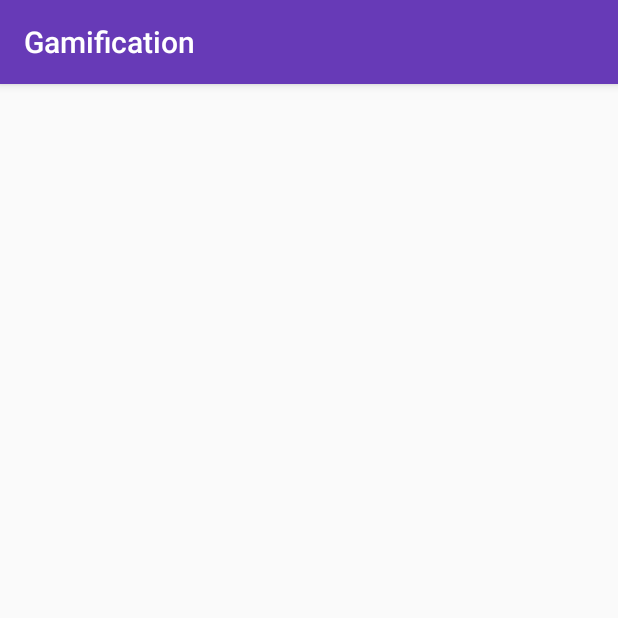
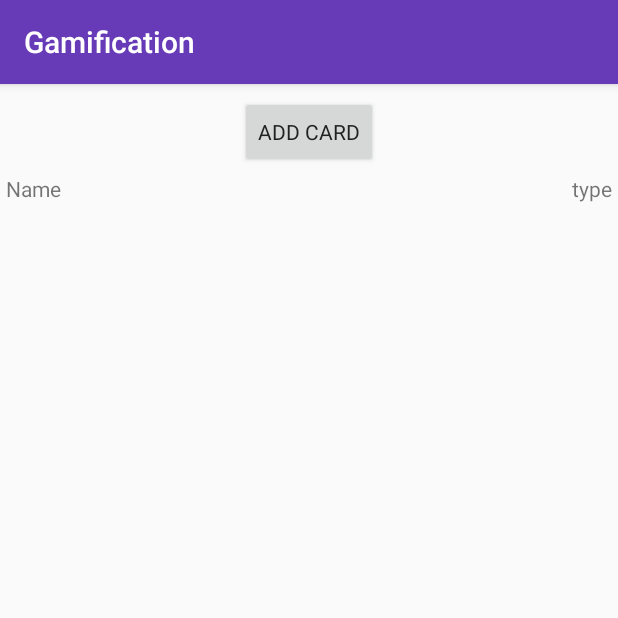
Before and after one commit to amiroslaw/Gamification-android, an Android app: the CardEditorActivity screen opened directly, with no data from a screen before it, on a phone screen of 412 x 824 dp, the top half of it. Run offline under Robolectric (Android 15) with nearby library versions, the phone set to English and light mode, and no system bars; our stand-ins replace ButterKnife; libraries missing offline, so code that uses them is left out: com.j256.ormlite; 7 statements that could not run were skipped.

Commit message:
added recycler to card editor, duplicating and deleting card

```diff
--- a/app/src/main/java/xyz/miroslaw/gamification_android/cardEditor/CardEditorActivity.java
+++ b/app/src/main/java/xyz/miroslaw/gamification_android/cardEditor/CardEditorActivity.java
@@ -1,15 +1,28 @@
 package xyz.miroslaw.gamification_android.cardEditor;
 
+import android.os.Bundle;
+import android.support.v4.app.FragmentManager;
+import android.support.v4.app.FragmentTransaction;
 import android.support.v7.app.AppCompatActivity;
-import android.os.Bundle;
 
 import xyz.miroslaw.gamification_android.R;
 
 public class CardEditorActivity extends AppCompatActivity {
+    private FragmentManager manager;
+    CardEditorFragment fragment;
 
     @Override
     protected void onCreate(Bundle savedInstanceState) {
         super.onCreate(savedInstanceState);
         setContentView(R.layout.activity_card_editior);
+
+        manager = this.getSupportFragmentManager();
+        fragment = (CardEditorFragment) manager.findFragmentById(R.id.fragment_cardEditor);
+        if (fragment == null) {
+            fragment = CardEditorFragment.newInstance();
+        }
+        FragmentTransaction transaction = manager.beginTransaction();
+        transaction.replace(R.id.fragment_cardEditor, fragment, fragment.getTag());
+        transaction.commit();
     }
 }
--- a/app/src/main/java/xyz/miroslaw/gamification_android/cardEditor/CardEditorContract.java
+++ b/app/src/main/java/xyz/miroslaw/gamification_android/cardEditor/CardEditorContract.java
@@ -1,8 +1,24 @@
 package xyz.miroslaw.gamification_android.cardEditor;
 
-/**
- * Created by miro on 13.06.17.
- */
+
+import java.util.List;
+
+import xyz.miroslaw.gamification_android.BasePresenter;
+import xyz.miroslaw.gamification_android.BaseView;
+import xyz.miroslaw.gamification_android.viewUtils.Item;
 
 public interface CardEditorContract {
+
+    interface View extends BaseView<Presenter> {
+
+    }
+
+    interface Presenter extends BasePresenter {
+
+        List<Item> getAdapterItems(int deckID);
+
+        void deleteCard(int cardPosition);
+
+        void duplicateCard(int cardPosition);
+    }
 }
--- a/app/src/main/java/xyz/miroslaw/gamification_android/cardEditor/CardEditorFragment.java
+++ b/app/src/main/java/xyz/miroslaw/gamification_android/cardEditor/CardEditorFragment.java
@@ -1,109 +1,204 @@
 package xyz.miroslaw.gamification_android.cardEditor;
 
-import android.content.Context;
-import android.net.Uri;
 import android.os.Bundle;
 import android.support.v4.app.Fragment;
+import android.support.v4.app.FragmentTransaction;
+import android.support.v7.widget.DefaultItemAnimator;
+import android.support.v7.widget.LinearLayoutManager;
+import android.support.v7.widget.RecyclerView;
+import android.view.ActionMode;
 import android.view.LayoutInflater;
+import android.view.Menu;
+import android.view.MenuInflater;
+import android.view.MenuItem;
 import android.view.View;
 import android.view.ViewGroup;
+import android.widget.Button;
+import android.widget.RelativeLayout;
+import android.widget.TextView;
+import android.widget.Toast;
 
+import java.util.List;
+
+import butterknife.BindView;
+import butterknife.ButterKnife;
+import butterknife.OnClick;
 import xyz.miroslaw.gamification_android.R;
+import xyz.miroslaw.gamification_android.createDeck.CreateCardFragment;
+import xyz.miroslaw.gamification_android.deckManager.DeckManagerFragment;
+import xyz.miroslaw.gamification_android.viewUtils.ClickListener;
+import xyz.miroslaw.gamification_android.viewUtils.Item;
+import xyz.miroslaw.gamification_android.viewUtils.ListAdapter;
+import xyz.miroslaw.gamification_android.viewUtils.RecyclerTouchListener;
 
-/**
- * A simple {@link Fragment} subclass.
- * Activities that contain this fragment must implement the
- * {@link CardEditorFragment.OnFragmentInteractionListener} interface
- * to handle interaction events.
- * Use the {@link CardEditorFragment#newInstance} factory method to
- * create an instance of this fragment.
- */
-public class CardEditorFragment extends Fragment {
-    // TODO: Rename parameter arguments, choose names that match
-    // the fragment initialization parameters, e.g. ARG_ITEM_NUMBER
-    private static final String ARG_PARAM1 = "param1";
-    private static final String ARG_PARAM2 = "param2";
+import static android.os.Build.ID;
 
-    // TODO: Rename and change types of parameters
-    private String mParam1;
-    private String mParam2;
 
-    private OnFragmentInteractionListener mListener;
+public class CardEditorFragment extends Fragment implements CardEditorContract.View, View.OnLongClickListener, ActionMode.Callback {
+
+    private CardEditorContract.Presenter presenter;
+    private static final String DECK_ID = ID;
+    private final String TAG = "myDebug " + getClass().getSimpleName();
+
+    @BindView(R.id.rv_cardsList)
+    RecyclerView recyclerView;
+    @BindView(R.id.btn_list_add)
+    Button btnAddDeck;
+    @BindView(R.id.rl_list_headerRow)
+    RelativeLayout rlHeader;
+    @BindView(R.id.txt_listCol_number)
+    TextView txtNumberCol;
+    private int deckID;
+    ActionMode actionMode;
+    private ListAdapter listAdapter;
+    private int cardPosition;
 
     public CardEditorFragment() {
         // Required empty public constructor
     }
 
-    /**
-     * Use this factory method to create a new instance of
-     * this fragment using the provided parameters.
-     *
-     * @param param1 Parameter 1.
-     * @param param2 Parameter 2.
-     * @return A new instance of fragment CardEditorFragment.
-     */
-    // TODO: Rename and change types and number of parameters
-    public static CardEditorFragment newInstance(String param1, String param2) {
-        CardEditorFragment fragment = new CardEditorFragment();
-        Bundle args = new Bundle();
-        args.putString(ARG_PARAM1, param1);
-        args.putString(ARG_PARAM2, param2);
-        fragment.setArguments(args);
-        return fragment;
+    public static CardEditorFragment newInstance() {
+        return new CardEditorFragment();
     }
 
     @Override
     public void onCreate(Bundle savedInstanceState) {
         super.onCreate(savedInstanceState);
-        if (getArguments() != null) {
-            mParam1 = getArguments().getString(ARG_PARAM1);
-            mParam2 = getArguments().getString(ARG_PARAM2);
-        }
+        this.setRetainInstance(true);
     }
 
     @Override
     public View onCreateView(LayoutInflater inflater, ViewGroup container,
                              Bundle savedInstanceState) {
-        // Inflate the layout for this fragment
-        return inflater.inflate(R.layout.fragment_card_editor, container, false);
+        if (presenter == null) {
+            presenter = new CardEditorPresenter(this, getContext());
+        }
+        View view = inflater.inflate(R.layout.fragment_card_editor, container, false);
+        ButterKnife.bind(this, view);
+
+        deckID = getDeckIdFromBundle();
+        makeToast(String.valueOf(deckID));
+        txtNumberCol.setText(getResources().getString(R.string.cardList_type));
+        btnAddDeck.setText(R.string.cardEditor_addCard);
+        createRecyclerview();
+        return view;
     }
 
-    // TODO: Rename method, update argument and hook method into UI event
-    public void onButtonPressed(Uri uri) {
-        if (mListener != null) {
-            mListener.onFragmentInteraction(uri);
+    private int getDeckIdFromBundle() {
+        Bundle extras = getActivity().getIntent().getExtras();
+        int id;
+        if (extras != null) {
+            id = extras.getInt(DeckManagerFragment.DECK_ID);
+        } else throw new IllegalArgumentException("extras is null");
+        return id;
+    }
+    private void createRecyclerview() {
+
+        final List<Item> adapterItems = presenter.getAdapterItems(deckID);
+        listAdapter = new ListAdapter(adapterItems);
+        RecyclerView.LayoutManager mLayoutManager = new LinearLayoutManager(getContext().getApplicationContext());
+        recyclerView.setLayoutManager(mLayoutManager);
+        recyclerView.setItemAnimator(new DefaultItemAnimator());
+        recyclerView.setAdapter(listAdapter);
+        recyclerView.addOnItemTouchListener(new RecyclerTouchListener(getContext().getApplicationContext(), recyclerView, new ClickListener() {
+            @Override
+            public void onClick(View view, int position) {
+                showCardEditor(adapterItems.get(position).getId());
+            }
+
+            @Override
+            public void onLongClick(View view, int position) {
+                //TODO presenter with position
+//                deckPosition = adapterItems.get(position).getId();
+                cardPosition = position;
+                CardEditorFragment.this.onLongClick(view);
+            }
+        }));
+    }
+
+    private void showCardEditor(int id) {
+    }
+
+    @Override
+    public boolean onLongClick(View view) {
+        if (actionMode != null) {
+            return false;
+        }
+        actionMode = getActivity().startActionMode(this);
+        view.setSelected(true);
+        return true;
+    }
+
+    // 4. Called when the action mode is created; startActionMode() was called
+    @Override
+    public boolean onCreateActionMode(ActionMode mode, Menu menu) {
+        MenuInflater inflater = mode.getMenuInflater();
+        inflater.inflate(R.menu.deckmanager_menu, menu);
+        return true;
+    }
+
+    @Override
+    public boolean onActionItemClicked(ActionMode mode, MenuItem item) {
+        switch (item.getItemId()) {
+            case R.id.item_delete:
+                //TODO presenter and update data
+                presenter.deleteCard(cardPosition);
+//                createRecyclerview();
+                listAdapter.remove(cardPosition);
+                mode.finish();
+                return true;
+            case R.id.item_duplicate:
+                presenter.duplicateCard(cardPosition);
+                listAdapter.duplicate(cardPosition);
+                mode.finish();
+                return true;
+            default:
+                return false;
         }
     }
 
+    // 6. Called each time the action mode is shown. Always called after onCreateActionMode, but
+    // may be called multiple times if the mode is invalidated.
     @Override
-    public void onAttach(Context context) {
-        super.onAttach(context);
-        if (context instanceof OnFragmentInteractionListener) {
-            mListener = (OnFragmentInteractionListener) context;
-        } else {
-            throw new RuntimeException(context.toString()
-                    + " must implement OnFragmentInteractionListener");
-        }
+    public boolean onPrepareActionMode(ActionMode mode, Menu menu) {
+        return false; // Return false if nothing is done
+    }
+    // 7. Called when the user exits the action mode
+    @Override
+    public void onDestroyActionMode(ActionMode mode) {
+        actionMode = null;
+    }
+
+
+    @OnClick(R.id.btn_list_add)
+    void onAddCard(){
+        Fragment newFragment = new CreateCardFragment();
+
+        View view = newFragment.inflate(R.layout.fragment_create_card, container, false);
+
+        FragmentTransaction transaction = getFragmentManager().beginTransaction();
+
+// Replace whatever is in the fragment_container view with this fragment,
+// and add the transaction to the back stack if needed
+        transaction.replace(R.id.fragment_cardEditor, newFragment);
+        transaction.addToBackStack(null);
+
+
+// Commit the transaction
+        transaction.commit();
+    }
+    @Override
+    public void setPresenter(CardEditorContract.Presenter presenter) {
+        this.presenter = presenter;
     }
 
     @Override
     public void onDetach() {
         super.onDetach();
-        mListener = null;
     }
 
-    /**
-     * This interface must be implemented by activities that contain this
-     * fragment to allow an interaction in this fragment to be communicated
-     * to the activity and potentially other fragments contained in that
-     * activity.
-     * <p>
-     * See the Android Training lesson <a href=
-     * "http://developer.android.com/training/basics/fragments/communicating.html"
-     * >Communicating with Other Fragments</a> for more information.
-     */
-    public interface OnFragmentInteractionListener {
-        // TODO: Update argument type and name
-        void onFragmentInteraction(Uri uri);
+    @Override
+    public void makeToast(String message) {
+        Toast.makeText(getActivity(), message, Toast.LENGTH_SHORT).show();
     }
 }
--- a/app/src/main/java/xyz/miroslaw/gamification_android/cardEditor/CardEditorPresenter.java
+++ b/app/src/main/java/xyz/miroslaw/gamification_android/cardEditor/CardEditorPresenter.java
@@ -1,8 +1,48 @@
 package xyz.miroslaw.gamification_android.cardEditor;
 
-/**
- * Created by miro on 13.06.17.
- */
 
-public class CardEditorPresenter {
+import android.content.Context;
+
+import java.util.ArrayList;
+import java.util.List;
+
+import xyz.miroslaw.gamification_android.database.dao.CardDao;
+import xyz.miroslaw.gamification_android.model.Card;
+import xyz.miroslaw.gamification_android.viewUtils.Item;
+
+public class CardEditorPresenter implements CardEditorContract.Presenter{
+
+    private CardEditorContract.View view;
+    private CardDao cardDao;
+    private List<Card> cardList;
+    public CardEditorPresenter(CardEditorContract.View view, Context context) {
+        this.view = view;
+        view.setPresenter(this);
+        cardDao = new CardDao(context);
+    }
+
+    @Override
+    public List<Item> getAdapterItems(int deckID) {
+        cardList = cardDao.findAllFromDeck(deckID);
+        List<Item> items = new ArrayList<>();
+        for (Card card : cardList) {
+            items.add(new Item(card.getId(), card.getTitle(), card.getType().toString()));
+        }
+        return items;
+    }
+
+    @Override
+    public void deleteCard(int position) {
+        Card deleted = cardList.get(position);
+        cardDao.delete(deleted);
+        cardList.remove(position);
+    }
+
+    @Override
+    public void duplicateCard(int position) {
+        Card original = cardDao.findById(cardList.get(position).getId());
+        Card newCard = new Card(original);
+        cardList.add(newCard);
+        cardDao.create(newCard);
+    }
 }
--- a/app/src/main/java/xyz/miroslaw/gamification_android/database/dao/CardDao.java
+++ b/app/src/main/java/xyz/miroslaw/gamification_android/database/dao/CardDao.java
@@ -4,6 +4,7 @@ import android.content.Context;
 
 import com.j256.ormlite.dao.GenericRawResults;
 import com.j256.ormlite.stmt.DeleteBuilder;
+import com.j256.ormlite.stmt.QueryBuilder;
 
 import java.sql.SQLException;
 import java.util.List;
@@ -87,7 +88,17 @@ public class CardDao implements CommonDao {
         }
         return cards;
     }
-
+    public List<Card> findAllFromDeck(int deckID) {
+        List<Card> cards = null;
+        try {
+            QueryBuilder<Card, Integer> queryBuilder = dbHelper.getCardDao().queryBuilder();
+            queryBuilder.where().eq("deck_id", deckID);
+            cards = queryBuilder.query();
+        } catch (SQLException e) {
+            e.printStackTrace();
+        }
+        return cards;
+    }
     public int countMediumRewards(int id) throws SQLException {
         GenericRawResults<String[]> where = dbHelper.getCardDao().queryRaw("SELECT COUNT(*) FROM card WHERE type = 2 AND deck_id =" + id);
         int result = Integer.parseInt(where.getFirstResult()[0]);
--- a/app/src/main/java/xyz/miroslaw/gamification_android/database/dao/CommonDao.java
+++ b/app/src/main/java/xyz/miroslaw/gamification_android/database/dao/CommonDao.java
@@ -6,15 +6,15 @@ import xyz.miroslaw.gamification_android.model.BaseModel;
 
 public interface CommonDao {
 
-    public void create(BaseModel baseModel);
-    public void update(BaseModel baseModel);
-    public void delete(BaseModel baseModel);
-    public void createOrUpdate(BaseModel baseModel);
+    void create(BaseModel baseModel);
+    void update(BaseModel baseModel);
+    void delete(BaseModel baseModel);
+    void createOrUpdate(BaseModel baseModel);
 
     void deleteById(int id);
 
-    public BaseModel findById(int id);
-    public List<?> findAll();
-    public int countAll();
+    BaseModel findById(int id);
+    List<?> findAll();
+    int countAll();
 
 }
--- a/app/src/main/java/xyz/miroslaw/gamification_android/deckManager/DeckManagerPresenter.java
+++ b/app/src/main/java/xyz/miroslaw/gamification_android/deckManager/DeckManagerPresenter.java
@@ -34,7 +34,7 @@ public class DeckManagerPresenter implements DeckManagerContract.Presenter {
         Log.d(TAG, "getAdapterItems: size " + decksList.size());
         List<Item> items = new ArrayList<>();
         for (Deck deck : decksList) {
-            items.add(new Item(deck.getId(), deck.getDeckName(), deck.getCards().size()));
+            items.add(new Item(deck.getId(), deck.getDeckName(), Integer.toString(deck.getCards().size())));
         }
         return items;
     }
--- a/app/src/main/java/xyz/miroslaw/gamification_android/viewUtils/Item.java
+++ b/app/src/main/java/xyz/miroslaw/gamification_android/viewUtils/Item.java
@@ -7,10 +7,10 @@ import lombok.Data;
 public class Item {
 
     private int id;
-    private int number;
+    private String number;
     private String name;
 
-    public Item(int id, String name, int number) {
+    public Item(int id, String name, String number) {
         this.number = number;
         this.name = name;
         this.id = id;
--- a/app/src/main/res/layout/activity_card_editior.xml
+++ b/app/src/main/res/layout/activity_card_editior.xml
@@ -5,5 +5,9 @@
     android:layout_width="match_parent"
     android:layout_height="match_parent"
     tools:context="xyz.miroslaw.gamification_android.cardEditor.CardEditorActivity">
-
+    <FrameLayout
+        android:id="@+id/fragment_cardEditor"
+        android:layout_width="match_parent"
+        android:layout_height="wrap_content"
+        />
 </android.support.constraint.ConstraintLayout>
--- a/app/src/main/res/layout/fragment_card_editor.xml
+++ b/app/src/main/res/layout/fragment_card_editor.xml
@@ -1,13 +1,49 @@
-<FrameLayout xmlns:android="http://schemas.android.com/apk/res/android"
+<LinearLayout xmlns:android="http://schemas.android.com/apk/res/android"
     xmlns:tools="http://schemas.android.com/tools"
     android:layout_width="match_parent"
     android:layout_height="match_parent"
-    tools:context="xyz.miroslaw.gamification_android.cardEditor.CardEditorFragment">
+    android:gravity="center_horizontal"
+    android:orientation="vertical"
+    tools:context="xyz.miroslaw.gamification_android.cardEditor.CardEditorFragment"
+    >
+    <Button
+        android:id="@+id/btn_list_add"
+        android:layout_width="wrap_content"
+        android:layout_height="wrap_content"
+        android:layout_marginTop="8dp"
+        android:textAlignment="center"
+        />
+    <RelativeLayout
+        android:id="@+id/rl_list_headerRow"
+        android:layout_width="wrap_content"
+        android:layout_height="wrap_content">
+        <TextView android:id="@+id/txt_listCol_name"
+            android:layout_width="wrap_content"
+            android:layout_height="wrap_content"
+            android:layout_alignParentStart="true"
+            android:paddingLeft="4dp"
+            android:paddingRight="4dp"
+            android:paddingTop="4dp"
+            android:layout_toStartOf="@+id/txt_listCol_number"
+            android:text="@string/all_name"/>
 
-    <!-- TODO: Update blank fragment layout -->
-    <TextView
-        android:layout_width="match_parent"
-        android:layout_height="match_parent"
-        android:text="@string/hello_blank_fragment" />
+        <TextView android:id="@+id/txt_listCol_number"
+            android:layout_width="wrap_content"
+            android:layout_height="wrap_content"
+            android:layout_alignParentEnd="true"
+            android:paddingLeft="4dp"
+            android:paddingRight="4dp"
+            android:paddingTop="4dp"
+            />
+    </RelativeLayout>
 
-</FrameLayout>
+    <android.support.v7.widget.RecyclerView
+        android:id="@+id/rv_cardsList"
+        android:layout_width="wrap_content"
+        android:layout_height="wrap_content"
+        android:layout_marginBottom="8dp"
+        android:layout_marginLeft="8dp"
+        android:layout_marginRight="8dp"
+        android:layout_marginTop="8dp" />
+
+</LinearLayout>
--- a/app/src/main/res/values/strings.xml
+++ b/app/src/main/res/values/strings.xml
@@ -24,6 +24,8 @@
     <string name="all_addDeck">Add deck</string>
     <string name="all_name">Name</string>
     <string name="deckList_number">No. awards</string>
+    <string name="cardList_type">type</string>
+    <string name="cardEditor_addCard">Add card</string>
     <string-array name="menu_items">
         <item>Create Deck</item>
         <item>Deck Manager</item>
```
Also changed, not shown: app/src/main/java/xyz/miroslaw/gamification_android/deckManager/DeckManagerFragment.java (+9 -11 lines), app/src/main/java/xyz/miroslaw/gamification_android/model/Card.java (+4 -5 lines), app/src/main/java/xyz/miroslaw/gamification_android/viewUtils/ListAdapter.java (renamed from app/src/main/java/xyz/miroslaw/gamification_android/viewUtils/DeckListAdapter.java, +12 -3 lines).
